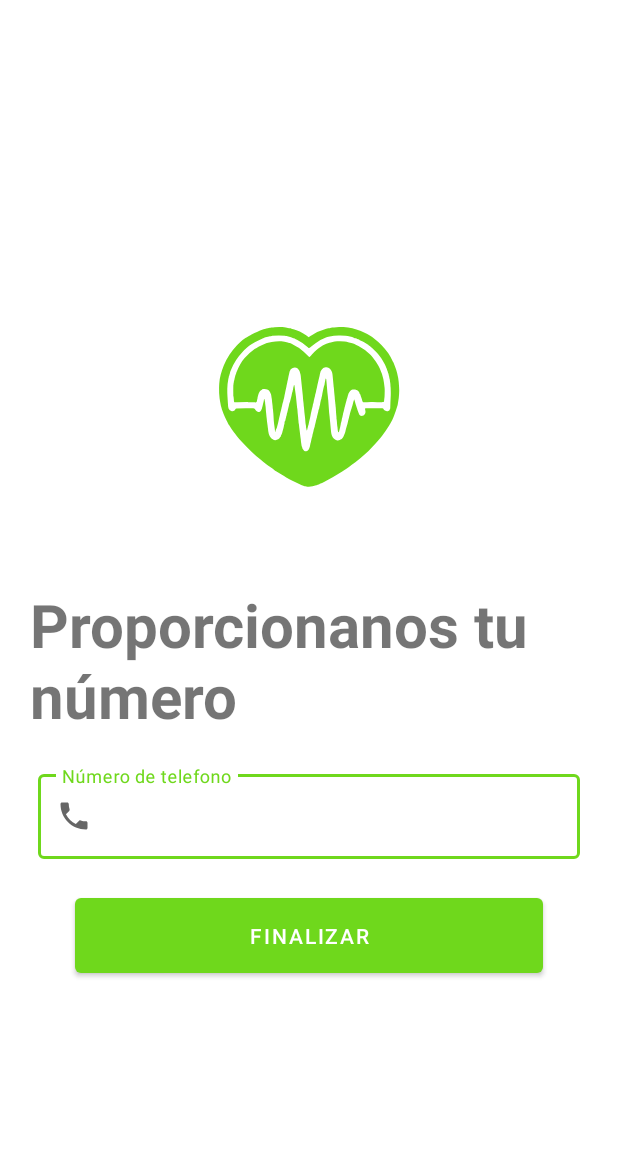
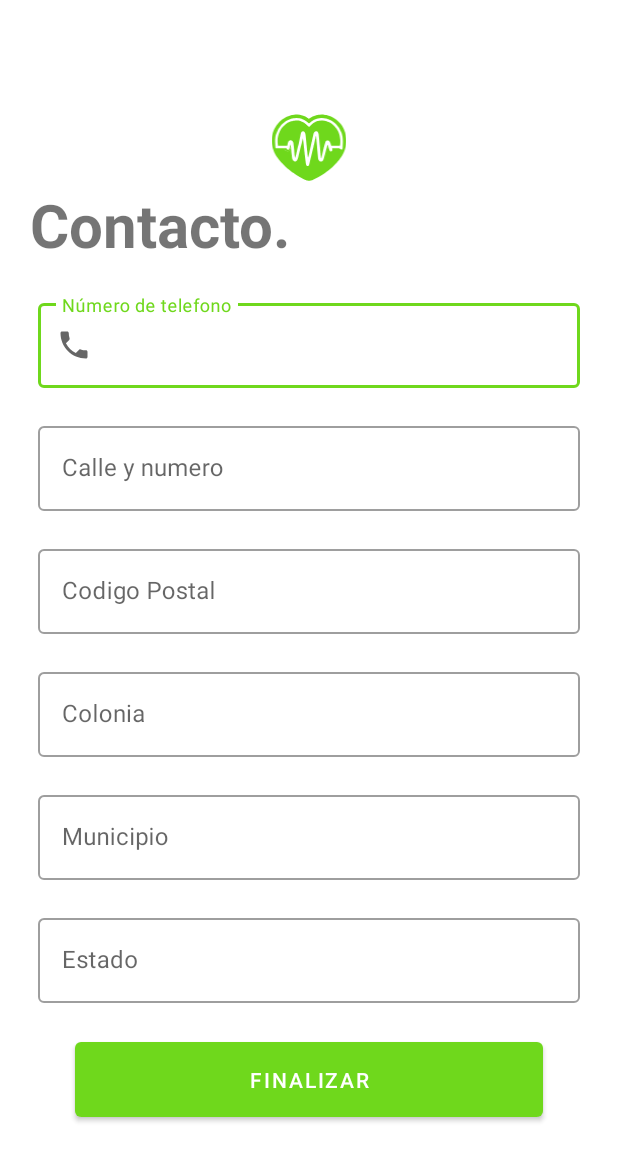
Before and after one commit to dgaDave/Healthert, an Android app: the AgregarInfoContacto screen opened directly, with no data from a screen before it, after a tap on "FINALIZAR", on a phone screen of 412 x 824 dp. Shown: the top 1161 px of the screen. Run offline under Robolectric (Android 15) with nearby library versions, the phone set to English and light mode, and no system bars; our stand-ins replace Firebase (no records; nobody signed in at launch, a user with empty details on screens opened directly).

Commit message:
Se modificaron y cambiaron activities e interfaces

```diff
--- a/app/src/main/AndroidManifest.xml
+++ b/app/src/main/AndroidManifest.xml
@@ -66,9 +66,10 @@
             android:exported="false"
             android:windowSoftInputMode="adjustResize" />
         <activity
-            android:name=".AgregarTelActivity"
+            android:name=".AgregarInfoContacto"
             android:exported="false"
-            android:windowSoftInputMode="adjustResize" />
+            android:windowSoftInputMode="adjustResize"
+            />
 
         <meta-data
             android:name="com.google.android.gms.version"
--- a/app/src/main/java/com/example/healthert/AgregarTelActivity.kt
+++ b/app/src/main/java/com/example/healthert/AgregarInfoContacto.kt
@@ -9,35 +9,45 @@ import android.os.Bundle
 import android.widget.Button
 import android.widget.EditText
 import android.widget.Toast
-import com.example.healthert.databinding.ActivityAgregarTelBinding
+import com.example.healthert.databinding.ActivityAgregarInfoContactoBinding
 import com.google.firebase.auth.FirebaseAuth
 import com.google.firebase.firestore.ktx.firestore
 import com.google.firebase.ktx.Firebase
 import com.google.firebase.storage.ktx.storage
 
 
-class AgregarTelActivity : AppCompatActivity() {
+class AgregarInfoContacto : AppCompatActivity() {
 
     private lateinit var registrarBoton: Button
-    private lateinit var numeroText: EditText
+    private lateinit var telEditText: EditText
+    private lateinit var calleEditText: EditText
+    private lateinit var codigoPostalEditText: EditText
+    private lateinit var coloniaEditText: EditText
+    private lateinit var municipioEditText: EditText
+    private lateinit var estadoEditText: EditText
     private val db = Firebase.firestore
     private var storageRef = Firebase.storage.reference
-    private lateinit var binding: ActivityAgregarTelBinding
+    private lateinit var binding: ActivityAgregarInfoContactoBinding
     private lateinit var sharedPreferences:SharedPreferences
 
     override fun onCreate(savedInstanceState: Bundle?) {
         super.onCreate(savedInstanceState)
-        binding = ActivityAgregarTelBinding.inflate(layoutInflater)
+        binding = ActivityAgregarInfoContactoBinding.inflate(layoutInflater)
         sharedPreferences = getSharedPreferences("prefs", Context.MODE_PRIVATE)
         registrarBoton = binding.registrarBoton
-        numeroText = binding.telEditText
+        telEditText = binding.telEditText
+        calleEditText = binding.calleEditText
+        codigoPostalEditText = binding.codigoPostalEditText
+        coloniaEditText = binding.coloniaEditText
+        municipioEditText = binding.municipioEditText
+        estadoEditText = binding.estadoEditText
 
         //Si esta modificando se pone el texto en el campo
         val estaModificando = intent.getBooleanExtra("estaModificando", false)
         if (estaModificando) {
             db.collection("users").document(FirebaseAuth.getInstance().uid.toString()).get()
                 .addOnSuccessListener { document ->
-                    numeroText.setText(document.get("telefono").toString())
+                    telEditText.setText(document.get("telefono").toString())
                 }.addOnFailureListener {
                     Toast.makeText(this, "No se pudo recuperar la informacion", Toast.LENGTH_LONG).show()
                 }
@@ -45,25 +55,32 @@ class AgregarTelActivity : AppCompatActivity() {
 
         //evento de registrar
         registrarBoton.setOnClickListener {
-            if (numeroText.text.toString()
-                    .isNotEmpty() && numeroText.text.toString().length == 10
-            ) {
+            if (validarDatos()) {
                 if (estaModificando){
                     modificarUsuario(intent.getStringExtra("nombre")!!,
                         intent.getStringExtra("apellidoP")!!,
                         intent.getStringExtra("apellidoM")!!,
                         intent.getStringExtra("uri")!!,
-                        numeroText.text.toString())
+                        telEditText.text.toString())
                 }else{
                     setContentView(R.layout.loading_layout)
                     registrarUsuario(
                         intent.getStringExtra("email")!!,
                         intent.getStringExtra("password")!!,
-                        intent.getStringExtra("nombre")!!,
-                        intent.getStringExtra("apellidoP")!!,
-                        intent.getStringExtra("apellidoM")!!,
+                        mapOf(
+                                "nombres" to intent.getStringExtra("nombre")!!,
+                                "apellidoP" to intent.getStringExtra("apellidoP")!!,
+                                "apellidoM" to intent.getStringExtra("apellidoM")!!
+                        ),
                         intent.getStringExtra("uri")!!,
-                        numeroText.text.toString()
+                        telEditText.text.toString(),
+                        mapOf(
+                            "calle" to calleEditText.text.toString(),
+                            "codigoPostal" to codigoPostalEditText.text.toString(),
+                            "colonia" to coloniaEditText.text.toString(),
+                            "municipio" to municipioEditText.text.toString(),
+                            "estado" to estadoEditText.text.toString()
+                        )
                     )
                 }
 
@@ -75,31 +92,66 @@ class AgregarTelActivity : AppCompatActivity() {
         setContentView(binding.root)
     }
 
+    private fun validarDatos():Boolean{
+        var i = 0
+        //Validar telefono
+        if (telEditText.text.toString().isNotEmpty() && telEditText.text.length==10){
+            i++
+        }else{
+
+        }
+        //Validar calle
+        if (calleEditText.text.isNotEmpty()){
+            i++
+        }else{
+
+        }
+        //Validar codigo postal
+        if (codigoPostalEditText.text.isNotEmpty()){
+            i++
+        }else{
+
+        }
+        //Validar colonia
+        if (coloniaEditText.text.isNotEmpty()){
+            i++
+        }else{
+
+        }
+        //Validar municipio
+        if (municipioEditText.text.isNotEmpty()){
+            i++
+        }else{
+
+        }
+        //Validar estado
+        if (estadoEditText.text.isNotEmpty()){
+            i++
+        }else{
+
+        }
+        return i==6
+    }
 
     private fun registrarUsuario(
         email: String,
         password: String,
-        nombre: String,
-        apellidoP: String,
-        apellidoM: String,
+        nombrec: Map<String,String>,
         uri: String,
-        telefono: String
+        telefono: String,
+        domicilio: Map<String,String>
     ) {
         //Registra en firebase auth
         FirebaseAuth.getInstance().createUserWithEmailAndPassword(email, password)
             .addOnCompleteListener {
                 if (it.isSuccessful) {
-                    val nombrec = hashMapOf(
-                        "nombres" to nombre,
-                        "apellidoP" to apellidoP,
-                        "apellidoM" to apellidoM
+                    val personaCuidadora = mapOf(
+                        "nombrec" to nombrec,
+                        "email" to email,
+                        "telefono" to telefono,
+                        "domicilio" to domicilio
                     )
 
-                    val personaCuidadora = hashMapOf(
-                        "nombrec" to nombrec,
-                        "email" to email,
-                        "telefono" to telefono
-                    )
                     //Registra datos en cloud
                     db.collection("users").document(FirebaseAuth.getInstance().uid.toString())
                         .set(personaCuidadora).addOnSuccessListener {
@@ -131,8 +183,7 @@ class AgregarTelActivity : AppCompatActivity() {
         apellidoP: String,
         apellidoM: String,
         uri: String,
-        telefono: String
-    ) {
+        telefono: String) {
         val nombrec = hashMapOf(
             "nombres" to nombre,
             "apellidoP" to apellidoP,
--- a/app/src/main/java/com/example/healthert/AgregarInfoPersonaActivity.kt
+++ b/app/src/main/java/com/example/healthert/AgregarInfoPersonaActivity.kt
@@ -67,7 +67,7 @@ class AgregarInfoPersonaActivity : AppCompatActivity() {
             if (validarInfo()) {
                 //Preguntar si estamos registrando un paciente
                 val esPaciente = intent.getBooleanExtra("esPaciente", false)
-                var intent = Intent(this, AgregarTelActivity::class.java)
+                var intent = Intent(this, AgregarInfoContacto::class.java)
                 if (esPaciente) {
                     intent = Intent(this, AgregarSaludActivity::class.java)
                 }
--- /dev/null
+++ b/app/src/main/res/layout/activity_agregar_info_contacto.xml
@@ -0,0 +1,167 @@
+<?xml version="1.0" encoding="utf-8"?>
+<ScrollView
+    xmlns:android="http://schemas.android.com/apk/res/android"
+    xmlns:app="http://schemas.android.com/apk/res-auto"
+    xmlns:tools="http://schemas.android.com/tools"
+    android:layout_width="match_parent"
+    android:layout_height="match_parent"
+    android:scrollbars="none"
+    tools:context=".AgregarInfoContacto">
+
+    <LinearLayout
+        android:layout_width="match_parent"
+        android:layout_height="match_parent"
+        android:orientation="vertical"
+        app:layout_constraintBottom_toBottomOf="parent"
+        app:layout_constraintEnd_toEndOf="parent"
+        app:layout_constraintStart_toStartOf="parent"
+        app:layout_constraintTop_toTopOf="parent"
+        android:gravity="center"
+        android:layout_gravity="center"
+        >
+
+        <ImageView
+            android:id="@+id/imageView2"
+            android:layout_width="match_parent"
+            android:layout_height="50dp"
+            app:srcCompat="@drawable/logo1" />
+
+        <TextView
+            android:id="@+id/cuentanosTexto"
+            android:layout_width="match_parent"
+            android:layout_height="wrap_content"
+            android:layout_marginTop="0dp"
+            android:textSize="40sp"
+            android:gravity="start"
+            android:layout_marginStart="20dp"
+            android:layout_marginEnd="20dp"
+            android:text="@string/contacto"
+            android:textStyle="bold"/>
+
+        <com.google.android.material.textfield.TextInputLayout
+            style="@style/Widget.MaterialComponents.TextInputLayout.OutlinedBox"
+            android:layout_width="match_parent"
+            android:layout_height="wrap_content"
+            android:layout_marginLeft="25dp"
+            android:layout_marginRight="25dp"
+            android:layout_marginTop="20dp"
+            android:hint="Número de telefono"
+            app:startIconDrawable="@drawable/ic_phone"
+            >
+
+            <com.google.android.material.textfield.TextInputEditText
+                android:id="@+id/telEditText"
+                android:layout_width="match_parent"
+                android:layout_height="wrap_content"
+                android:inputType="phone"
+                android:maxLength="10"
+                android:autofillHints="phone"/>
+        </com.google.android.material.textfield.TextInputLayout>
+
+        <com.google.android.material.textfield.TextInputLayout
+            style="@style/Widget.MaterialComponents.TextInputLayout.OutlinedBox"
+            android:layout_width="match_parent"
+            android:layout_height="wrap_content"
+            android:layout_marginLeft="25dp"
+            android:layout_marginRight="25dp"
+            android:layout_marginTop="20dp"
+            android:hint="Calle y numero"
+            >
+
+            <com.google.android.material.textfield.TextInputEditText
+                android:id="@+id/calleEditText"
+                android:layout_width="match_parent"
+                android:layout_height="wrap_content"
+                android:inputType="textPostalAddress"
+                android:autofillHints="postalAddress"/>
+        </com.google.android.material.textfield.TextInputLayout>
+
+        <com.google.android.material.textfield.TextInputLayout
+            style="@style/Widget.MaterialComponents.TextInputLayout.OutlinedBox"
+            android:layout_width="match_parent"
+            android:layout_height="wrap_content"
+            android:layout_marginLeft="25dp"
+            android:layout_marginRight="25dp"
+            android:layout_marginTop="20dp"
+            android:hint="Codigo Postal"
+            >
+
+            <com.google.android.material.textfield.TextInputEditText
+                android:id="@+id/codigoPostalEditText"
+                android:layout_width="match_parent"
+                android:layout_height="wrap_content"
+                android:inputType="number"
+                android:maxLength="5"
+                android:autofillHints="postalCode"/>
+        </com.google.android.material.textfield.TextInputLayout>
+
+        <com.google.android.material.textfield.TextInputLayout
+            style="@style/Widget.MaterialComponents.TextInputLayout.OutlinedBox"
+            android:layout_width="match_parent"
+            android:layout_height="wrap_content"
+            android:layout_marginLeft="25dp"
+            android:layout_marginRight="25dp"
+            android:layout_marginTop="20dp"
+            android:hint="Colonia"
+            >
+
+            <com.google.android.material.textfield.TextInputEditText
+                android:id="@+id/coloniaEditText"
+                android:layout_width="match_parent"
+                android:layout_height="wrap_content"
+                android:inputType="textPostalAddress"
+                android:autofillHints="postalAddress"/>
+        </com.google.android.material.textfield.TextInputLayout>
+
+        <com.google.android.material.textfield.TextInputLayout
+            style="@style/Widget.MaterialComponents.TextInputLayout.OutlinedBox"
+            android:layout_width="match_parent"
+            android:layout_height="wrap_content"
+            android:layout_marginLeft="25dp"
+            android:layout_marginRight="25dp"
+            android:layout_marginTop="20dp"
+            android:hint="Municipio"
+            >
+
+            <com.google.android.material.textfield.TextInputEditText
+                android:id="@+id/municipioEditText"
+                android:layout_width="match_parent"
+                android:layout_height="wrap_content"
+                android:inputType="textPostalAddress"
+                android:autofillHints="postalAddress"/>
+        </com.google.android.material.textfield.TextInputLayout>
+
+        <com.google.android.material.textfield.TextInputLayout
+            style="@style/Widget.MaterialComponents.TextInputLayout.OutlinedBox"
+            android:layout_width="match_parent"
+            android:layout_height="wrap_content"
+            android:layout_marginLeft="25dp"
+            android:layout_marginRight="25dp"
+            android:layout_marginTop="20dp"
+            android:hint="Estado"
+            >
+
+            <com.google.android.material.textfield.TextInputEditText
+                android:id="@+id/estadoEditText"
+                android:layout_width="match_parent"
+                android:layout_height="wrap_content"
+                android:inputType="textPostalAddress"
+                android:autofillHints="postalAddress"/>
+        </com.google.android.material.textfield.TextInputLayout>
+
+        <Button
+            android:id="@+id/registrarBoton"
+            android:layout_width="match_parent"
+            android:layout_height="wrap_content"
+            android:layout_marginLeft="50dp"
+            android:layout_marginTop="20dp"
+            android:layout_marginRight="50dp"
+            android:padding="15dp"
+            android:text="FINALIZAR"
+            tools:ignore="VisualLintButtonSize" />
+
+
+
+    </LinearLayout>
+
+</ScrollView>
--- a/app/src/main/res/layout/activity_agregar_tel.xml
+++ /dev/null
@@ -1,89 +0,0 @@
-<?xml version="1.0" encoding="utf-8"?>
-<androidx.constraintlayout.widget.ConstraintLayout xmlns:android="http://schemas.android.com/apk/res/android"
-    xmlns:app="http://schemas.android.com/apk/res-auto"
-    xmlns:tools="http://schemas.android.com/tools"
-    android:layout_width="match_parent"
-    android:layout_height="match_parent"
-    tools:context=".AgregarTelActivity">
-
-    <LinearLayout
-        android:layout_width="match_parent"
-        android:layout_height="match_parent"
-        android:orientation="vertical"
-        app:layout_constraintBottom_toBottomOf="parent"
-        app:layout_constraintEnd_toEndOf="parent"
-        app:layout_constraintStart_toStartOf="parent"
-        app:layout_constraintTop_toTopOf="parent"
-        android:gravity="center"
-        >
-
-        <ImageView
-            android:id="@+id/imageView2"
-            android:layout_width="match_parent"
-            android:layout_height="200dp"
-            app:srcCompat="@drawable/logo1_sf" />
-
-        <TextView
-            android:id="@+id/cuentanosTexto"
-            android:layout_width="match_parent"
-            android:layout_height="wrap_content"
-            android:layout_marginTop="20dp"
-            android:textSize="40sp"
-            android:gravity="start"
-            android:layout_marginStart="20dp"
-            android:layout_marginEnd="20dp"
-            android:text="Proporcionanos tu número"
-            android:textStyle="bold"/>
-
-        <com.google.android.material.textfield.TextInputLayout
-            style="@style/Widget.MaterialComponents.TextInputLayout.OutlinedBox"
-            android:layout_width="match_parent"
-            android:layout_height="wrap_content"
-            android:layout_marginLeft="25dp"
-            android:layout_marginRight="25dp"
-            android:layout_marginTop="20dp"
-            android:hint="Número de telefono"
-            app:startIconDrawable="@drawable/ic_phone"
-            >
-
-            <com.google.android.material.textfield.TextInputEditText
-                android:id="@+id/telEditText"
-                android:layout_width="match_parent"
-                android:layout_height="wrap_content"
-                android:inputType="phone"
-                android:maxLength="10"
-                android:autofillHints="phone"/>
-        </com.google.android.material.textfield.TextInputLayout>
-
-        <!--<EditText
-            android:id="@+id/telEditText"
-            android:layout_width="match_parent"
-            android:layout_height="wrap_content"
-            android:ems="10"
-            android:hint="Numero telefonico"
-            android:inputType="phone"
-            android:minHeight="48dp"
-            android:autofillHints=""
-            android:maxLength="10"
-            android:layout_marginLeft="20dp"
-            android:layout_marginRight="20dp"
-            android:layout_marginTop="20dp"
-            tools:ignore="TextFields,VisualLintTextFieldSize"
-            android:padding="15dp"/>-->
-
-        <Button
-            android:id="@+id/registrarBoton"
-            android:layout_width="match_parent"
-            android:layout_height="wrap_content"
-            android:layout_marginLeft="50dp"
-            android:layout_marginTop="20dp"
-            android:layout_marginRight="50dp"
-            android:padding="15dp"
-            android:text="FINALIZAR"
-            tools:ignore="VisualLintButtonSize" />
-
-
-
-    </LinearLayout>
-
-</androidx.constraintlayout.widget.ConstraintLayout>
--- a/app/src/main/res/values/strings.xml
+++ b/app/src/main/res/values/strings.xml
@@ -16,7 +16,7 @@
     <string name="numero_de_celular">Numero de celular</string>
     <string name="curp">CURP</string>
     <string name="seguir">Seguir</string>
-    <string name="cuentanos_m_s">Cuentanos más de tí.</string>
+    <string name="cuentanos_m_s">Informacion básica.</string>
     <string name="permitenos_conocerte">Permitenos conocerte.</string>
     <string name="elegir_foto">Abrir Galeria</string>
     <string name="subir_foto">Subir foto</string>
@@ -26,6 +26,7 @@
     <string name="encuentrame">Ubicacion</string>
     <string name="configuracione">Configuracion</string>
     <string name="salir">Salir</string>
+    <string name="contacto">Contacto.</string>
 
     <string-array name="sexosStrings">
         <item>Masculino</item>
```
